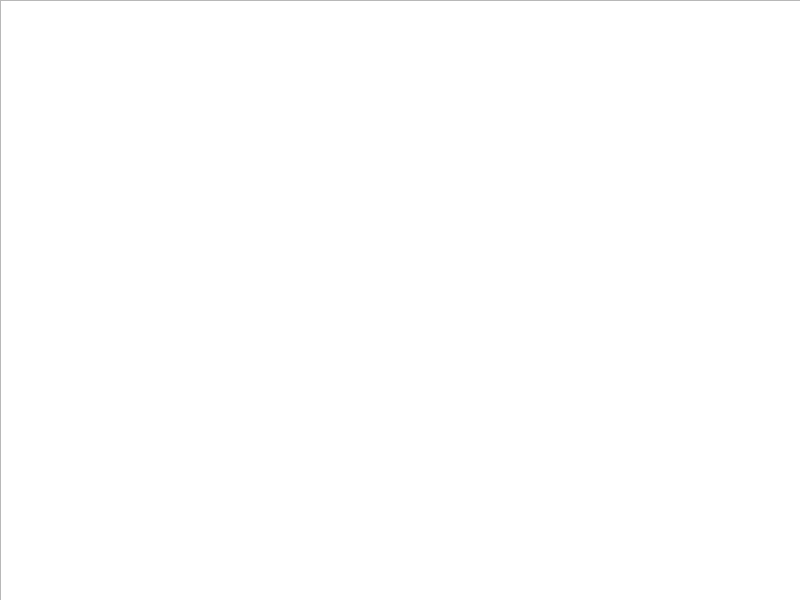
The window that mainwindow.ui (AnisHon/map_project) describes before a commit, drawn with Qt 5.
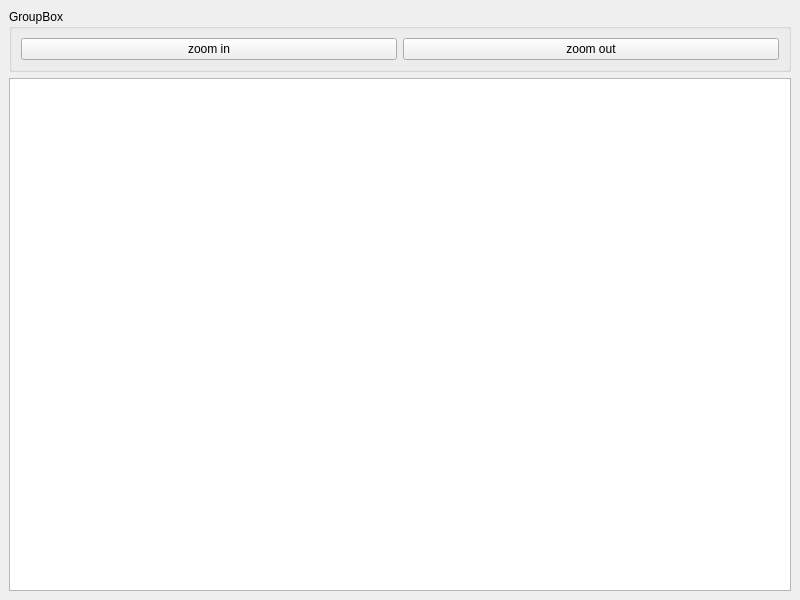
The same window after the commit.

What changed in the file:
```diff
--- a/mainwindow.ui
+++ b/mainwindow.ui
@@ -14,16 +14,34 @@
    <string>MainWindow</string>
   </property>
   <widget class="QWidget" name="centralwidget">
-   <widget class="QGraphicsView" name="graphicsView">
-    <property name="geometry">
-     <rect>
-      <x>0</x>
-      <y>0</y>
-      <width>801</width>
-      <height>601</height>
-     </rect>
-    </property>
-   </widget>
+   <layout class="QVBoxLayout" name="verticalLayout">
+    <item>
+     <widget class="QGroupBox" name="groupBox">
+      <property name="title">
+       <string>GroupBox</string>
+      </property>
+      <layout class="QHBoxLayout" name="horizontalLayout">
+       <item>
+        <widget class="QPushButton" name="zoomIn">
+         <property name="text">
+          <string>zoom in</string>
+         </property>
+        </widget>
+       </item>
+       <item>
+        <widget class="QPushButton" name="zoomOut">
+         <property name="text">
+          <string>zoom out</string>
+         </property>
+        </widget>
+       </item>
+      </layout>
+     </widget>
+    </item>
+    <item>
+     <widget class="QGraphicsView" name="graphicsView"/>
+    </item>
+   </layout>
   </widget>
  </widget>
  <resources/>
```
